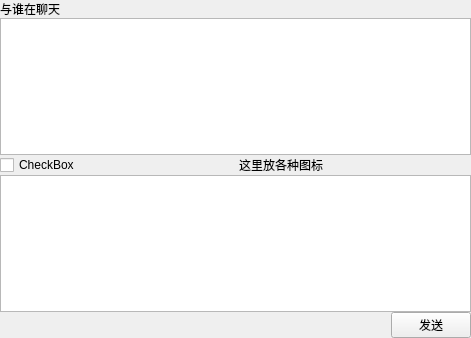
This is IM/IMClientApp/ChatPanel/ChatPanel.ui in zrq-github/GraduationProject as Qt 5 draws it before an edit. The edited form follows.
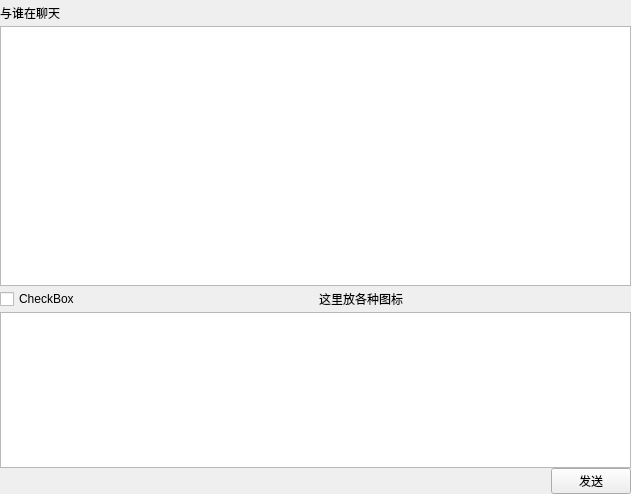
This is the edited form.

```diff
--- a/IM/IMClientApp/ChatPanel/ChatPanel.ui
+++ b/IM/IMClientApp/ChatPanel/ChatPanel.ui
@@ -6,14 +6,14 @@
    <rect>
     <x>0</x>
     <y>0</y>
-    <width>471</width>
-    <height>338</height>
+    <width>631</width>
+    <height>494</height>
    </rect>
   </property>
   <property name="windowTitle">
    <string>ChatPanel</string>
   </property>
-  <layout class="QVBoxLayout" name="verticalLayout_2">
+  <layout class="QVBoxLayout" name="verticalLayout_2" stretch="1,10,1,6,1">
    <property name="spacing">
     <number>0</number>
    </property>
```
Left out of the diff: 2 changed lines with no effect on the pictures.
